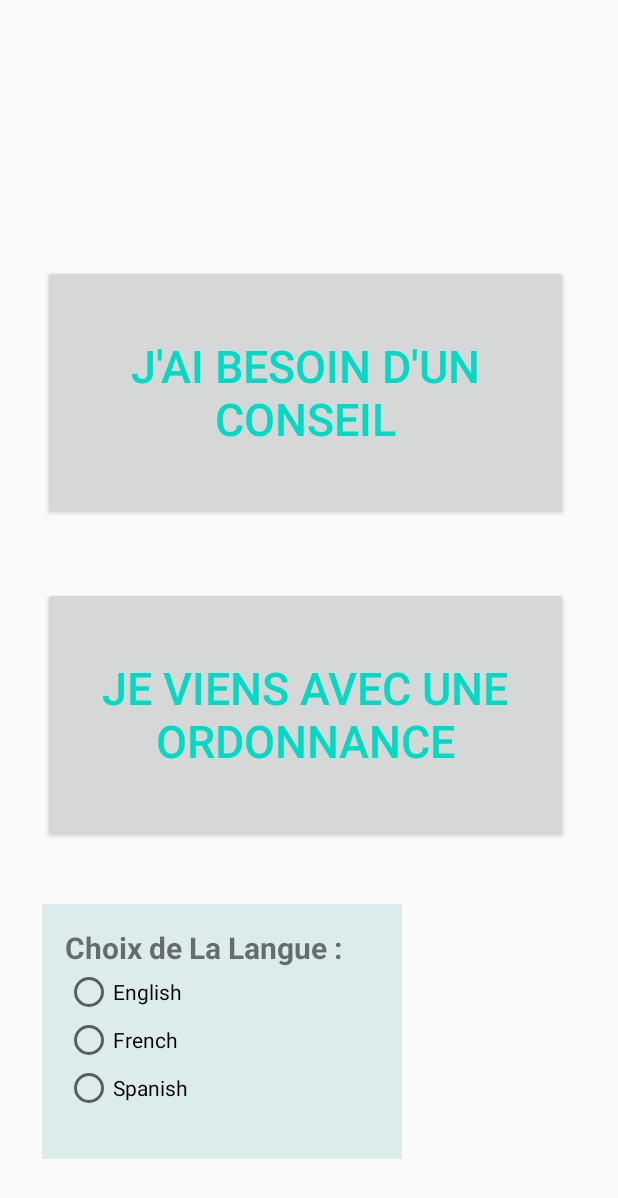
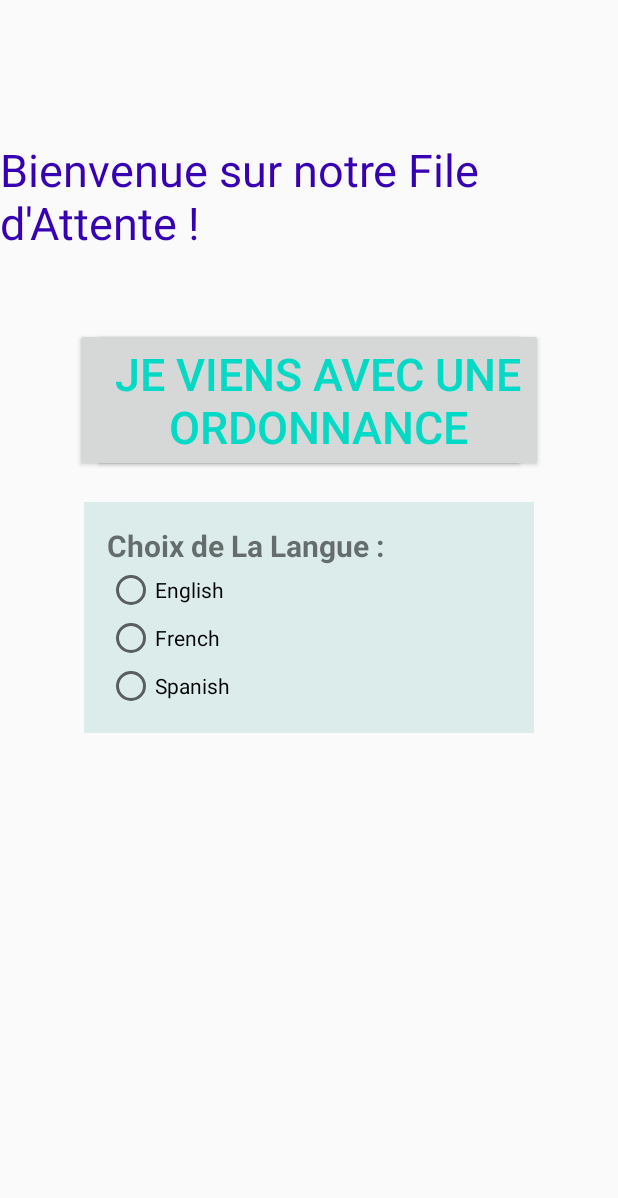
Before and after one commit to Dakusy/File-D-attente-Android-Kotlin, an Android app: the screen it shows after launch (MainActivity), on a phone screen of 412 x 824 dp. Shown: the top 1198 px of the screen. Run offline under Robolectric (Android 15) with nearby library versions, the phone set to English and light mode, and no system bars.

Commit message:
mainActivity layout Relative

```diff
--- a/app/src/main/AndroidManifest.xml
+++ b/app/src/main/AndroidManifest.xml
@@ -9,11 +9,10 @@
         android:label="@string/app_name"
         android:roundIcon="@mipmap/ic_launcher_round"
         android:supportsRtl="true"
-        android:theme="@style/Theme.AppCompat.Light.NoActionBar">
+        android:theme="@style/Theme.Design.Light.NoActionBar">
         <activity android:name=".Nom_Ordonnance"></activity>
         <activity android:name=".Nom_Conseil" />
         <activity android:name=".Picture_Ordonnance" />
-        <activity android:name=".Nom_file" />
         <activity android:name=".Conseil" />
         <activity android:name=".Ordonnance" />
         <activity android:name=".MainActivity">
--- a/app/src/main/res/layout-land/activity_main.xml
+++ b/app/src/main/res/layout-land/activity_main.xml
@@ -1,27 +1,16 @@
 <?xml version="1.0" encoding="utf-8"?>
-<androidx.constraintlayout.widget.ConstraintLayout xmlns:android="http://schemas.android.com/apk/res/android"
-    xmlns:app="http://schemas.android.com/apk/res-auto"
-    xmlns:tools="http://schemas.android.com/tools"
-    android:layout_width="match_parent"
-    android:layout_height="match_parent"
-    tools:context=".MainActivity">
+<RelativeLayout xmlns:android="http://schemas.android.com/apk/res/android"
+    android:layout_width="match_parent" android:layout_height="match_parent">
+
 
     <RadioGroup
         android:id="@+id/radio_group"
-        android:layout_width="240dp"
-        android:layout_height="170dp"
-        android:layout_marginStart="392dp"
-        android:layout_marginLeft="392dp"
-        android:layout_marginTop="43dp"
-        android:layout_marginEnd="392dp"
-        android:layout_marginRight="392dp"
-        android:layout_marginBottom="198dp"
+        android:layout_width="300dp"
+        android:layout_height="wrap_content"
+        android:layout_centerInParent="true"
+        android:layout_marginTop="20dp"
         android:background="#dbeceb"
-        android:padding="15dp"
-        app:layout_constraintBottom_toBottomOf="parent"
-        app:layout_constraintEnd_toEndOf="parent"
-        app:layout_constraintStart_toStartOf="parent"
-        app:layout_constraintTop_toBottomOf="@+id/button2">
+        android:padding="15dp">
 
         <TextView
             android:id="@+id/title"
@@ -56,60 +45,40 @@
 
     <TextView
         android:id="@+id/textView"
-        android:layout_width="363dp"
-        android:layout_height="73dp"
-        android:layout_marginStart="473dp"
-        android:layout_marginLeft="473dp"
-        android:layout_marginTop="36dp"
-        android:layout_marginEnd="473dp"
-        android:layout_marginRight="473dp"
-        android:layout_marginBottom="22dp"
+        android:layout_width="wrap_content"
+        android:layout_height="wrap_content"
+        android:layout_centerHorizontal="true"
+        android:layout_above="@id/button1"
+        android:layout_marginBottom="50dp"
         android:text="@string/bienvenue_sur_notre_file_d_attente"
         android:textAppearance="@style/TextAppearance.AppCompat.Large"
         android:textColor="@color/colorPrimaryDark"
-        android:textSize="30sp"
-        app:layout_constraintBottom_toTopOf="@+id/button2"
-        app:layout_constraintEnd_toEndOf="parent"
-        app:layout_constraintHorizontal_bias="0.498"
-        app:layout_constraintStart_toStartOf="parent"
-        app:layout_constraintTop_toTopOf="parent" />
+        android:textSize="30sp" />
 
     <Button
         android:id="@+id/button2"
-        android:layout_width="350dp"
-        android:layout_height="170dp"
-        android:layout_marginStart="130dp"
-        android:layout_marginLeft="130dp"
-        android:layout_marginTop="70dp"
-        android:layout_marginEnd="64dp"
-        android:layout_marginRight="64dp"
-        android:layout_marginBottom="38dp"
+        android:layout_width="300dp"
+        android:layout_height="wrap_content"
+        android:layout_above="@id/radio_group"
+        android:layout_alignParentLeft="true"
+        android:layout_marginLeft="200dp"
+        android:layout_marginRight="10dp"
         android:onClick="conseil"
         android:text="@string/j_ai_besoin_d_un_conseil"
         android:textColor="@color/colorAccent"
-        android:textSize="30sp"
-        app:layout_constraintBottom_toTopOf="@+id/radio_group"
-        app:layout_constraintEnd_toStartOf="@+id/button1"
-        app:layout_constraintStart_toStartOf="parent"
-        app:layout_constraintTop_toBottomOf="@+id/textView" />
+        android:textSize="30sp" />
 
     <Button
         android:id="@+id/button1"
-        android:layout_width="350dp"
-        android:layout_height="170dp"
-        android:layout_marginStart="64dp"
-        android:layout_marginLeft="64dp"
-        android:layout_marginTop="70dp"
-        android:layout_marginEnd="130dp"
-        android:layout_marginRight="130dp"
-        android:layout_marginBottom="58dp"
+        android:layout_width="300dp"
+        android:layout_height="wrap_content"
+        android:layout_above="@id/radio_group"
+        android:layout_alignParentRight="true"
+        android:layout_marginLeft="10dp"
+        android:layout_marginRight="200dp"
         android:onClick="ordonnance"
         android:text="@string/je_viens_avec_une_ordonnance"
         android:textColor="@color/colorAccent"
-        android:textSize="30sp"
-        app:layout_constraintBottom_toTopOf="@+id/radio_group"
-        app:layout_constraintEnd_toEndOf="parent"
-        app:layout_constraintStart_toEndOf="@+id/button2"
-        app:layout_constraintTop_toBottomOf="@+id/textView" />
+        android:textSize="30sp" />
 
-</androidx.constraintlayout.widget.ConstraintLayout>
+</RelativeLayout>
--- /dev/null
+++ b/app/src/main/res/layout-land/activity_nom__ordonnance.xml
@@ -0,0 +1,16 @@
+<?xml version="1.0" encoding="utf-8"?>
+<androidx.constraintlayout.widget.ConstraintLayout xmlns:android="http://schemas.android.com/apk/res/android"
+    xmlns:app="http://schemas.android.com/apk/res-auto"
+    xmlns:tools="http://schemas.android.com/tools"
+    android:layout_width="match_parent"
+    android:layout_height="match_parent"
+    tools:context=".Nom_Ordonnance">
+
+    <TextView
+        android:id="@+id/textView2"
+        android:layout_width="80dp"
+        android:layout_height="38dp"
+        android:text="TextView"
+        tools:layout_editor_absoluteX="349dp"
+        tools:layout_editor_absoluteY="222dp" />
+</androidx.constraintlayout.widget.ConstraintLayout>
--- a/app/src/main/res/layout/activity_conseil.xml
+++ b/app/src/main/res/layout/activity_conseil.xml
@@ -8,40 +8,23 @@
 
     <Button
         android:id="@+id/button4"
-        android:layout_width="600dp"
-        android:layout_height="230dp"
-        android:layout_marginStart="340dp"
-        android:layout_marginLeft="340dp"
-        android:layout_marginTop="61dp"
-        android:layout_marginEnd="340dp"
-        android:layout_marginRight="340dp"
-        android:layout_marginBottom="26dp"
+        android:layout_width="wrap_content"
+        android:layout_height="wrap_content"
         android:text="@string/j_accepte_que_mon_image_soit_utilis_temporairement_et_associ_mon_num_ro_dans_la_file_d_attente"
+        android:layout_centerInParent="true"
         android:textColor="@color/colorAccent"
         android:textSize="30sp"
-        app:layout_constraintBottom_toTopOf="@+id/button5"
-        app:layout_constraintEnd_toEndOf="parent"
-        app:layout_constraintStart_toStartOf="parent"
-        app:layout_constraintTop_toBottomOf="@+id/textView4" />
+         />
 
     <Button
         android:id="@+id/button5"
         android:layout_width="600dp"
         android:layout_height="230dp"
-        android:layout_marginStart="340dp"
-        android:layout_marginLeft="340dp"
-        android:layout_marginTop="26dp"
-        android:layout_marginEnd="340dp"
-        android:layout_marginRight="340dp"
-        android:layout_marginBottom="62dp"
         android:onClick="nom_conseil"
         android:text="@string/je_ne_souhaite_pas_que_mon_image_soit_utilis_je_pr_f_re_saisir_un_pseudo_ou_mon_nom"
         android:textColor="@color/colorAccent"
         android:textSize="30sp"
-        app:layout_constraintBottom_toBottomOf="parent"
-        app:layout_constraintEnd_toEndOf="parent"
-        app:layout_constraintStart_toStartOf="parent"
-        app:layout_constraintTop_toBottomOf="@+id/button4" />
+        tools:layout_editor_absoluteY="508dp" />
 
     <TextView
         android:id="@+id/restart2"
@@ -59,20 +42,11 @@
         android:id="@+id/textView4"
         android:layout_width="wrap_content"
         android:layout_height="wrap_content"
-        android:layout_marginStart="473dp"
-        android:layout_marginLeft="473dp"
-        android:layout_marginTop="150dp"
-        android:layout_marginEnd="473dp"
-        android:layout_marginRight="473dp"
-        android:layout_marginBottom="74dp"
         android:text="@string/page_conseil"
         android:textAppearance="@style/TextAppearance.AppCompat.Large"
         android:textColor="@color/colorPrimaryDark"
         android:textSize="30sp"
-        app:layout_constraintBottom_toTopOf="@+id/button1"
-        app:layout_constraintEnd_toEndOf="parent"
-        app:layout_constraintStart_toStartOf="parent"
-        app:layout_constraintTop_toTopOf="parent" />
+        tools:layout_editor_absoluteX="120dp" />
 
     <com.google.android.material.floatingactionbutton.FloatingActionButton
         android:id="@+id/restart_button2"
--- a/app/src/main/res/layout/activity_main.xml
+++ b/app/src/main/res/layout/activity_main.xml
@@ -1,28 +1,16 @@
 <?xml version="1.0" encoding="utf-8"?>
-<androidx.constraintlayout.widget.ConstraintLayout xmlns:android="http://schemas.android.com/apk/res/android"
-    xmlns:app="http://schemas.android.com/apk/res-auto"
-    xmlns:tools="http://schemas.android.com/tools"
-    android:layout_width="match_parent"
-    android:layout_height="match_parent"
-    tools:context=".MainActivity">
+<RelativeLayout xmlns:android="http://schemas.android.com/apk/res/android"
+    android:layout_width="match_parent" android:layout_height="match_parent">
+
 
     <RadioGroup
         android:id="@+id/radio_group"
-        android:layout_width="240dp"
-        android:layout_height="170dp"
-        android:layout_marginStart="28dp"
-        android:layout_marginLeft="28dp"
-        android:layout_marginTop="15dp"
-        android:layout_marginEnd="20dp"
-        android:layout_marginRight="20dp"
-        android:layout_marginBottom="40dp"
+        android:layout_width="300dp"
+        android:layout_height="wrap_content"
+        android:layout_centerInParent="true"
+        android:layout_marginTop="20dp"
         android:background="#dbeceb"
-        android:padding="15dp"
-        app:layout_constraintBottom_toBottomOf="parent"
-        app:layout_constraintEnd_toEndOf="parent"
-        app:layout_constraintHorizontal_bias="0.0"
-        app:layout_constraintStart_toStartOf="parent"
-        app:layout_constraintTop_toBottomOf="@+id/button1">
+        android:padding="15dp">
 
         <TextView
             android:id="@+id/title"
@@ -57,60 +45,40 @@
 
     <TextView
         android:id="@+id/textView"
-        android:layout_width="363dp"
-        android:layout_height="73dp"
-        android:layout_marginStart="473dp"
-        android:layout_marginLeft="473dp"
-        android:layout_marginTop="36dp"
-        android:layout_marginEnd="473dp"
-        android:layout_marginRight="473dp"
-        android:layout_marginBottom="22dp"
+        android:layout_width="wrap_content"
+        android:layout_height="wrap_content"
+        android:layout_centerHorizontal="true"
+        android:layout_above="@id/button1"
+        android:layout_marginBottom="50dp"
         android:text="@string/bienvenue_sur_notre_file_d_attente"
         android:textAppearance="@style/TextAppearance.AppCompat.Large"
         android:textColor="@color/colorPrimaryDark"
-        android:textSize="30sp"
-        app:layout_constraintBottom_toTopOf="@+id/button2"
-        app:layout_constraintEnd_toEndOf="parent"
-        app:layout_constraintHorizontal_bias="0.498"
-        app:layout_constraintStart_toStartOf="parent"
-        app:layout_constraintTop_toTopOf="parent" />
+        android:textSize="30sp" />
 
     <Button
         android:id="@+id/button2"
-        android:layout_width="350dp"
-        android:layout_height="170dp"
-        android:layout_marginStart="28dp"
-        android:layout_marginLeft="28dp"
-        android:layout_marginTop="22dp"
-        android:layout_marginEnd="33dp"
-        android:layout_marginRight="33dp"
-        android:layout_marginBottom="22dp"
+        android:layout_width="300dp"
+        android:layout_height="wrap_content"
+        android:layout_above="@id/radio_group"
+        android:layout_alignParentLeft="true"
+        android:layout_marginLeft="50dp"
+        android:layout_marginRight="5dp"
         android:onClick="conseil"
         android:text="@string/j_ai_besoin_d_un_conseil"
         android:textColor="@color/colorAccent"
-        android:textSize="30sp"
-        app:layout_constraintBottom_toTopOf="@+id/button1"
-        app:layout_constraintEnd_toEndOf="parent"
-        app:layout_constraintStart_toStartOf="parent"
-        app:layout_constraintTop_toBottomOf="@+id/textView" />
+        android:textSize="30sp" />
 
     <Button
         android:id="@+id/button1"
-        android:layout_width="350dp"
-        android:layout_height="170dp"
-        android:layout_marginStart="28dp"
-        android:layout_marginLeft="28dp"
-        android:layout_marginTop="11dp"
-        android:layout_marginEnd="33dp"
-        android:layout_marginRight="33dp"
-        android:layout_marginBottom="14dp"
+        android:layout_width="300dp"
+        android:layout_height="wrap_content"
+        android:layout_above="@id/radio_group"
+        android:layout_alignParentRight="true"
+        android:layout_marginLeft="5dp"
+        android:layout_marginRight="50dp"
         android:onClick="ordonnance"
         android:text="@string/je_viens_avec_une_ordonnance"
         android:textColor="@color/colorAccent"
-        android:textSize="30sp"
-        app:layout_constraintBottom_toTopOf="@+id/radio_group"
-        app:layout_constraintEnd_toEndOf="parent"
-        app:layout_constraintStart_toStartOf="parent"
-        app:layout_constraintTop_toBottomOf="@+id/button2" />
+        android:textSize="30sp" />
 
-</androidx.constraintlayout.widget.ConstraintLayout>
+</RelativeLayout>
--- a/app/src/main/res/layout/activity_nom__ordonnance.xml
+++ b/app/src/main/res/layout/activity_nom__ordonnance.xml
@@ -6,4 +6,11 @@
     android:layout_height="match_parent"
     tools:context=".Nom_Ordonnance">
 
+    <TextView
+        android:id="@+id/textView2"
+        android:layout_width="80dp"
+        android:layout_height="38dp"
+        android:text="TextView"
+        tools:layout_editor_absoluteX="349dp"
+        tools:layout_editor_absoluteY="222dp" />
 </androidx.constraintlayout.widget.ConstraintLayout>
```
Also changed, not shown: 3 other files.
